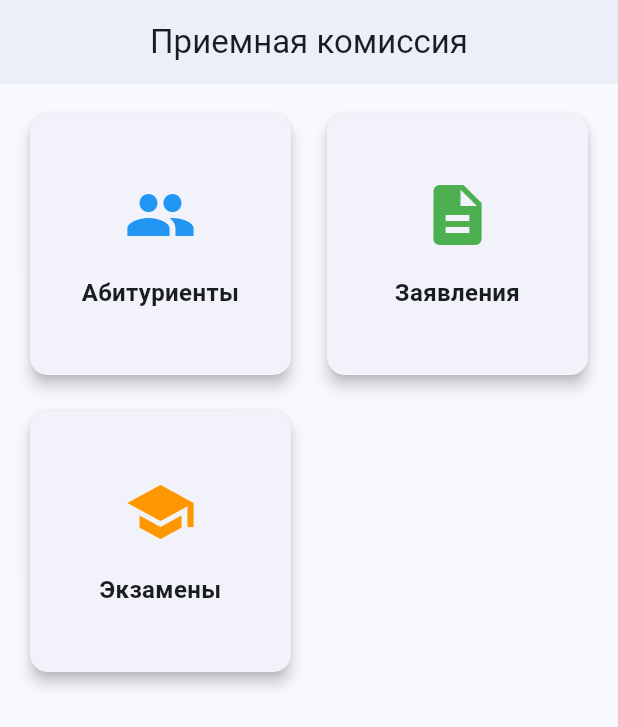
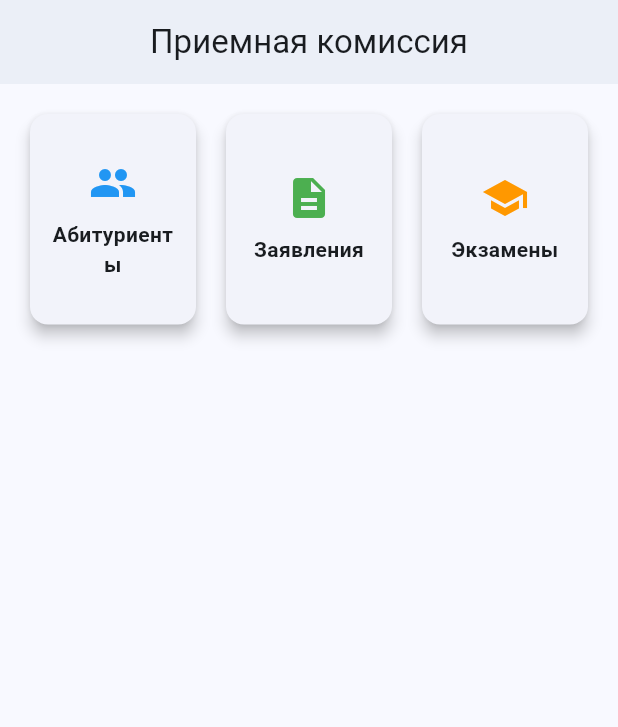
Before and after one commit to Wightles/AdmissionApi, a Flutter app: the screen it shows after launch, on a phone screen of 412 x 824 dp. Shown: the top 727 px of the screen. Run offline on Flutter 3.47's test engine with Material 3 defaults, Android fonts, the light colour scheme and no system bars; our stand-ins replace flutter_form_builder, form_builder_validators, go_router, syncfusion_flutter_datagrid.

Commit message:
доделал фронт

```diff
--- a/Admission.Api/obj/Debug/net8.0/Admission.Api.csproj.FileListAbsolute.txt
+++ b/Admission.Api/obj/Debug/net8.0/Admission.Api.csproj.FileListAbsolute.txt
@@ -102,3 +102,4 @@ C:\Users\dbazi\AdmissionApi\Admission.Api\obj\Debug\net8.0\refint\Admission.Api.
 C:\Users\dbazi\AdmissionApi\Admission.Api\obj\Debug\net8.0\Admission.Api.pdb
 C:\Users\dbazi\AdmissionApi\Admission.Api\obj\Debug\net8.0\Admission.Api.genruntimeconfig.cache
 C:\Users\dbazi\AdmissionApi\Admission.Api\obj\Debug\net8.0\ref\Admission.Api.dll
+C:\Users\dbazi\AdmissionApi\Admission.Api\obj\Debug\net8.0\Admission.Api.sourcelink.json
--- /dev/null
+++ b/Admission.Api/obj/Debug/net8.0/Admission.Api.sourcelink.json
@@ -0,0 +1 @@
+{"documents":{"C:\\Users\\dbazi\\AdmissionApi\\*":"https://raw.githubusercontent.com/Wightles/AdmissionApi/d187361b24b6bd888466e0eb6aa724bba67dfc04/*"}}
--- a/admissionapi_front/lib/screens/dashboard_screen.dart
+++ b/admissionapi_front/lib/screens/dashboard_screen.dart
@@ -19,9 +19,12 @@ class DashboardScreen extends StatelessWidget {
       body: Padding(
         padding: const EdgeInsets.all(16.0),
         child: GridView.count(
-          crossAxisCount: 2,
-          crossAxisSpacing: 16,
-          mainAxisSpacing: 16,
+          crossAxisCount: 3,
+          crossAxisSpacing: 12,
+          mainAxisSpacing: 12,
+          shrinkWrap: true,
+          physics: const NeverScrollableScrollPhysics(),
+          childAspectRatio: 0.8,
           children: [
             _buildDashboardCard(
               context,
@@ -66,16 +69,16 @@ class DashboardScreen extends StatelessWidget {
         onTap: onTap,
         borderRadius: BorderRadius.circular(12),
         child: Padding(
-          padding: const EdgeInsets.all(16.0),
+          padding: const EdgeInsets.all(12.0),
           child: Column(
             mainAxisAlignment: MainAxisAlignment.center,
             children: [
-              Icon(icon, size: 48, color: color),
-              const SizedBox(height: 16),
+              Icon(icon, size: 32, color: color),
+              const SizedBox(height: 8),
               Text(
                 title,
                 style: const TextStyle(
-                  fontSize: 16,
+                  fontSize: 14,
                   fontWeight: FontWeight.bold,
                 ),
                 textAlign: TextAlign.center,
```
Also changed, not shown: 10 other files.
